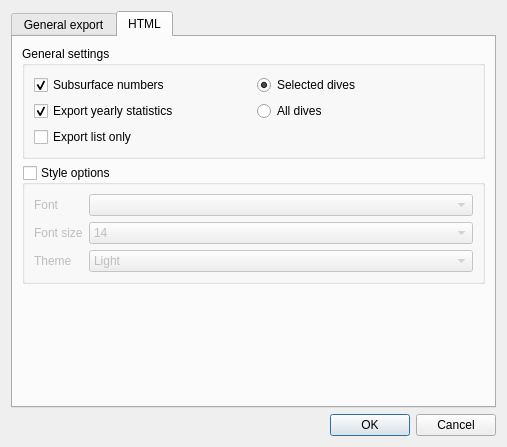
First picture: the form in qt-ui/divelogexportdialog.ui, repository subsurface/subsurface, before the edit.
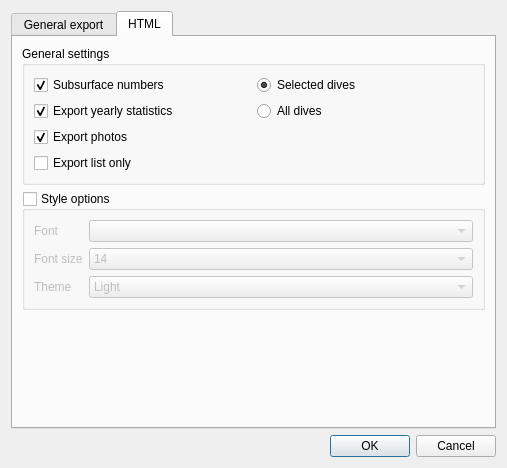
Second picture: the form after the edit. The open tabs and pages were chosen to show the change. Icons and pictures are not drawn.

Commit message:
Make exporting photos with HTML optional
This adds the ability to choose either to export photos or not.
Patch is attached.

--
regards,
Gehad

From 6476e1227b72d8297f9aecc2e6cc6f70d07f87ae Mon Sep 17 00:00:00 2001
Subject: [PATCH] Make exporting photos with HTML optional

Add the option to enable/disable exporting photos with the HTML.

What changed in the file:
```diff
--- a/qt-ui/divelogexportdialog.ui
+++ b/qt-ui/divelogexportdialog.ui
@@ -7,7 +7,7 @@
     <x>0</x>
     <y>0</y>
     <width>507</width>
-    <height>423</height>
+    <height>468</height>
    </rect>
   </property>
   <property name="windowTitle">
@@ -338,13 +338,23 @@
             </attribute>
            </widget>
           </item>
-          <item row="2" column="0">
+          <item row="3" column="0">
            <widget class="QCheckBox" name="exportListOnly">
             <property name="text">
              <string>Export list only</string>
             </property>
            </widget>
           </item>
+          <item row="2" column="0">
+           <widget class="QCheckBox" name="exportPhotos">
+            <property name="text">
+             <string>Export photos</string>
+            </property>
+            <property name="checked">
+             <bool>true</bool>
+            </property>
+           </widget>
+          </item>
          </layout>
         </widget>
        </item>
@@ -363,6 +373,9 @@
           <bool>false</bool>
          </property>
          <layout class="QFormLayout" name="formLayout">
+          <property name="fieldGrowthPolicy">
+           <enum>QFormLayout::AllNonFixedFieldsGrow</enum>
+          </property>
           <item row="0" column="0">
            <widget class="QLabel" name="fontLabel">
             <property name="text">
```
Left out of the diff: 22 changed lines with no effect on the pictures. Lines whose indentation alone changed are shown as unchanged. The commit also changes 2 other files.
